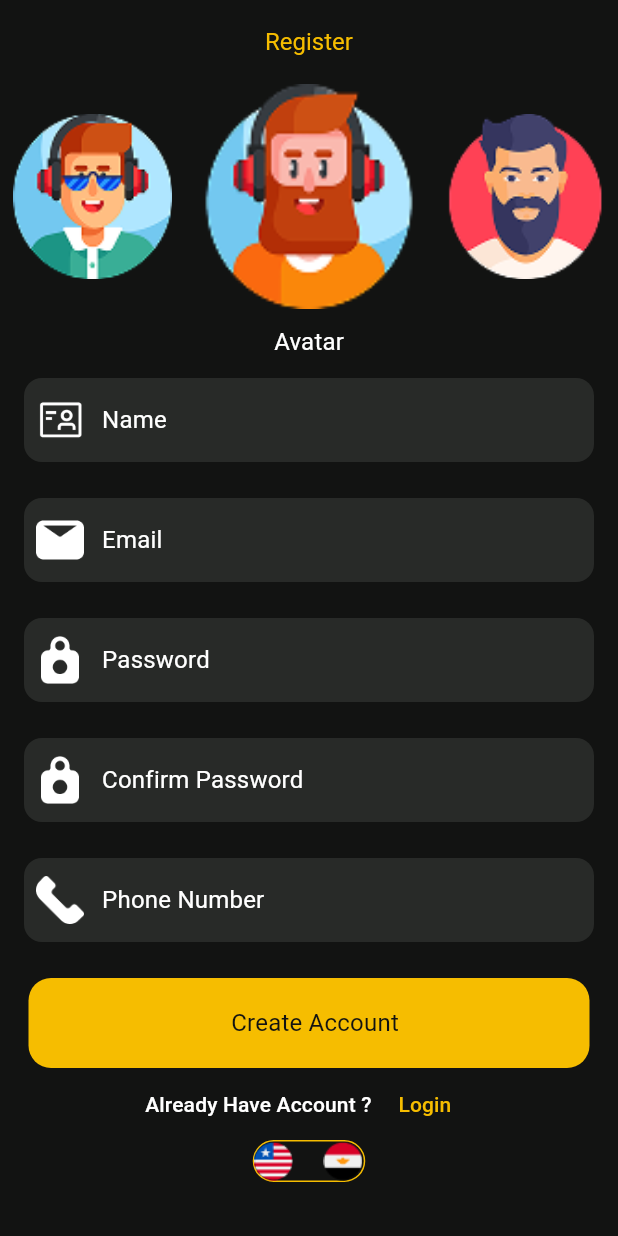
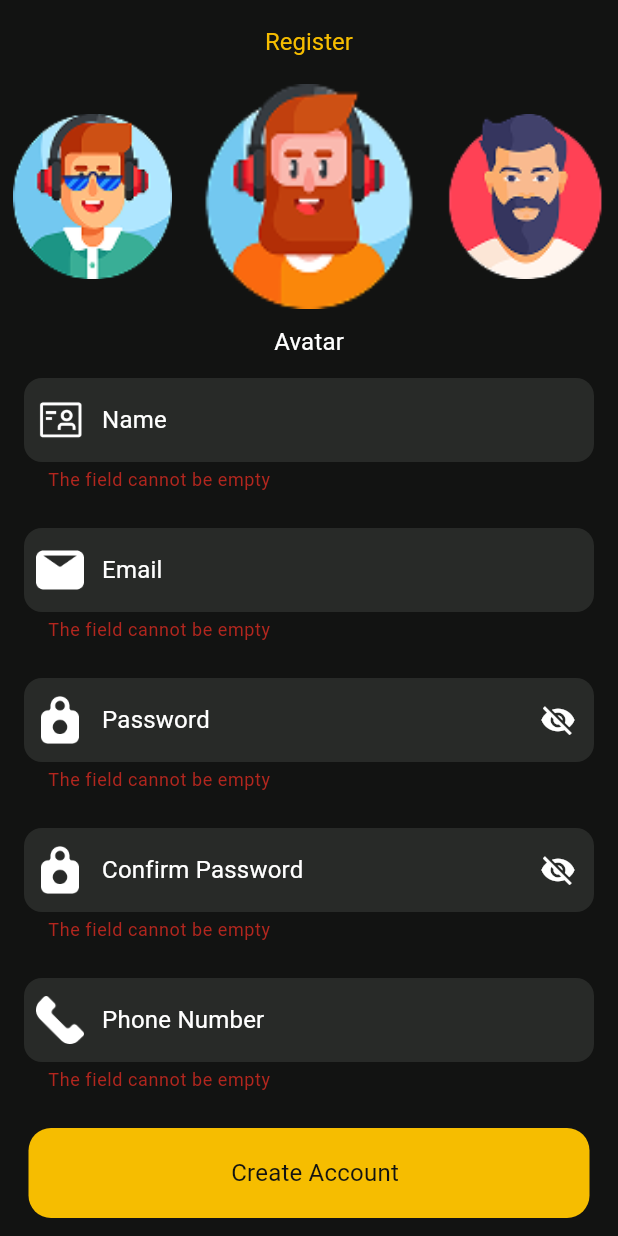
Before and after one commit to Mousa2004/movies, a Flutter app: the screen it shows after launch, after a tap on "Create Account", on a phone screen of 412 x 824 dp. Run offline on Flutter 3.47's test engine with Material 3 defaults, Android fonts, the phone set to English and light mode, and no system bars; drawn by our look-alikes of carousel_slider.

Commit message:
Add verification to fields

```diff
--- a/lib/auth/view/screen/register_screen.dart
+++ b/lib/auth/view/screen/register_screen.dart
@@ -1,10 +1,10 @@
 import 'package:flutter/material.dart';
-
 import 'package:movies/auth/view/widget/slider_image.dart';
 import 'package:movies/auth/view/widget/switch_language.dart';
 import 'package:movies/shared/view/widget/app_theme.dart';
 import 'package:movies/shared/view/widget/customed_button.dart';
 import 'package:movies/shared/view/widget/text_field.dart';
+import 'package:movies/shared/view/widget/validation_message.dart';
 
 class RegisterScreen extends StatefulWidget {
   static const String routName = "/register";
@@ -20,6 +20,7 @@ class _RegisterScreenState extends State<RegisterScreen> {
   TextEditingController passwordController = TextEditingController();
   TextEditingController repasswordController = TextEditingController();
   TextEditingController phoneController = TextEditingController();
+  GlobalKey<FormState> formState = GlobalKey<FormState>();
   @override
   void dispose() {
     nameController.dispose();
@@ -35,7 +36,8 @@ class _RegisterScreenState extends State<RegisterScreen> {
     return Scaffold(
       resizeToAvoidBottomInset: true,
       appBar: AppBar(title: Text("Register")),
-      body: Column(
+      body: SingleChildScrollView(
+        child: Column(
           children: [
             SliderImage(onTap: () {}),
             const SizedBox(height: 10),
@@ -50,42 +52,72 @@ class _RegisterScreenState extends State<RegisterScreen> {
             const SizedBox(height: 12),
             Padding(
               padding: EdgeInsetsGeometry.symmetric(horizontal: 16),
+              child: Form(
+                key: formState,
                 child: Column(
                   children: [
                     CustomTextField(
+                      keyboardType: TextInputType.text,
                       label: "Name",
                       controller: nameController,
                       prefixImage: "person",
+                      validator: (val) {
+                        return validationMessage(val!, 50, 3, "name");
+                      },
                     ),
                     const SizedBox(height: 24),
                     CustomTextField(
+                      keyboardType: TextInputType.emailAddress,
                       label: "Email",
                       controller: emailController,
                       prefixImage: "email",
+                      validator: (val) {
+                        return validationMessage(val!, 50, 10, "email");
+                      },
                     ),
                     const SizedBox(height: 24),
                     CustomTextField(
+                      keyboardType: TextInputType.visiblePassword,
                       label: "Password",
                       controller: passwordController,
                       prefixImage: "password",
+                      isPassword: true,
+                      validator: (val) {
+                        return validationMessage(val!, 50, 7, "password");
+                      },
                     ),
                     const SizedBox(height: 24),
                     CustomTextField(
+                      keyboardType: TextInputType.visiblePassword,
                       label: "Confirm Password",
                       controller: repasswordController,
                       prefixImage: "password",
+                      isPassword: true,
+                      validator: (val) {
+                        return validationMessage(val!, 50, 7, "password");
+                      },
                     ),
                     const SizedBox(height: 24),
                     CustomTextField(
+                      keyboardType: TextInputType.phone,
                       label: "Phone Number",
                       controller: phoneController,
                       prefixImage: "phone",
+                      validator: (val) {
+                        return validationMessage(val!, 11, 11, "phone");
+                      },
                     ),
                   ],
                 ),
               ),
+            ),
             const SizedBox(height: 24),
-          CustomedButton(text: "Create Account", onPressed: () {}),
+            CustomedButton(
+              text: "Create Account",
+              onPressed: () {
+                if (formState.currentState!.validate()) {}
+              },
+            ),
             Row(
               mainAxisAlignment: MainAxisAlignment.center,
               children: [
@@ -109,6 +141,7 @@ class _RegisterScreenState extends State<RegisterScreen> {
             SwitchLanguage(onTapArabic: () {}, onTapEnlish: () {}),
           ],
         ),
+      ),
     );
   }
 }
--- a/lib/main.dart
+++ b/lib/main.dart
@@ -14,6 +14,7 @@ class MoviesApp extends StatelessWidget {
   Widget build(BuildContext context) {
     return MaterialApp(
       debugShowCheckedModeBanner: false,
+
       initialRoute: RegisterScreen.routName,
       routes: {
         HomeScreen.routName: (_) => HomeScreen(),
--- a/lib/shared/view/widget/text_field.dart
+++ b/lib/shared/view/widget/text_field.dart
@@ -64,7 +64,7 @@ class _CustomTextFieldState extends State<CustomTextField> {
                   height: 24,
                   child: Image.asset(
                     'assets/images/${widget.prefixImage}.png',
-                    fit: BoxFit.scaleDown,
+                    fit: BoxFit.contain,
                   ),
                 ),
               )
@@ -76,7 +76,10 @@ class _CustomTextFieldState extends State<CustomTextField> {
                   : null),
         suffixIcon: widget.isPassword
             ? IconButton(
-                icon: Icon(_obscure ? Icons.visibility_off : Icons.visibility),
+                icon: Icon(
+                  _obscure ? Icons.visibility_off : Icons.visibility,
+                  color: AppTheme.white,
+                ),
                 onPressed: () {
                   setState(() {
                     _obscure = !_obscure;
--- /dev/null
+++ b/lib/shared/view/widget/validation_message.dart
@@ -0,0 +1,43 @@
+String? validationMessage(String val, int max, int min, String type) {
+  if (val.isEmpty) {
+    return "The field cannot be empty";
+  } else if (val.length < min) {
+    return "It cannot be less than $min characters";
+  } else if (val.length > max) {
+    return "It cannot be more than $max characters";
+  }
+
+  switch (type) {
+    case "email":
+      if (!RegExp(r'^[^@]+@[^@]+\.[^@]+').hasMatch(val)) {
+        return "Please enter a valid email";
+      }
+      break;
+
+    case "phone":
+      if (!RegExp(r'^[0-9]+$').hasMatch(val)) {
+        return "Phone number must contain only digits";
+      }
+      if (val.length < 10) {
+        return "Phone number must be at least 10 digits";
+      }
+      break;
+
+    case "password":
+      if (!RegExp(
+        r'^(?=.*[A-Z])(?=.*[a-z])(?=.*\d)(?=.*@)[A-Za-z\d@]{6,}$',
+      ).hasMatch(val)) {
+        return "Password must contain uppercase, lowercase, number and @";
+      }
+
+      break;
+
+    case "name":
+      if (!RegExp(r'^[a-zA-Z ]+$').hasMatch(val)) {
+        return "Name can only contain letters";
+      }
+      break;
+  }
+
+  return null;
+}
```
Lines whose indentation alone changed are shown as unchanged.
